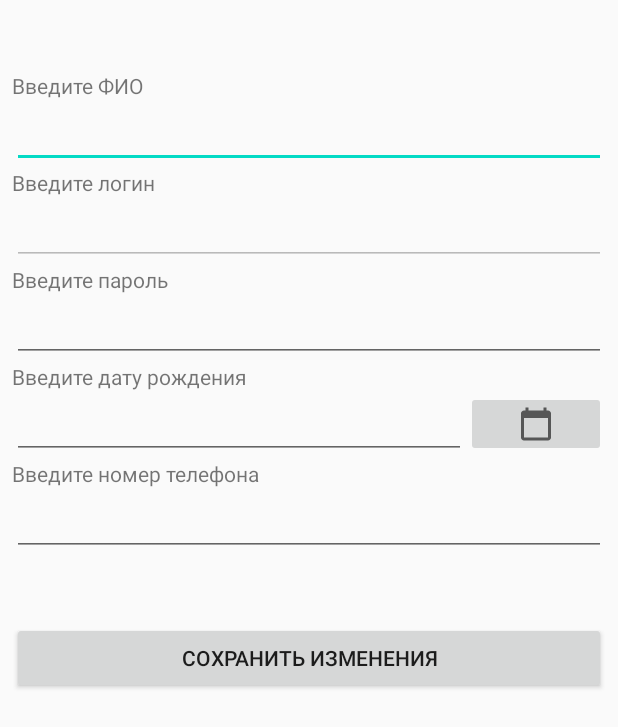
After one commit to renhen/mivos, an Android app: the layout activity_edit_profile.xml on its own in the app's theme, with its tools: preview values and no code run, on a phone screen of 412 x 824 dp. The commit adds this screen. Shown: the top 727 px of the screen. Run offline under Robolectric (Android 15) with nearby library versions, the phone set to English and light mode, and no system bars.

Commit message:
add edit profile

```diff
--- a/app/src/main/AndroidManifest.xml
+++ b/app/src/main/AndroidManifest.xml
@@ -9,11 +9,9 @@
         android:roundIcon="@mipmap/ic_launcher_round"
         android:supportsRtl="true"
         android:theme="@style/AppTheme">
-        <activity android:name=".RegistrationActivity"></activity>
+        <activity android:name=".EditProfileActivity"></activity>
+        <activity android:name=".RegistrationActivity" />
         <activity android:name=".ActionActivity" />
-        <activity
-            android:name=".MainActivity2"
-            android:label="@string/title_activity_main2" />
         <activity android:name=".MainActivity">
             <intent-filter>
                 <action android:name="android.intent.action.MAIN" />
--- /dev/null
+++ b/app/src/main/res/layout/activity_edit_profile.xml
@@ -0,0 +1,113 @@
+<?xml version="1.0" encoding="utf-8"?>
+<androidx.constraintlayout.widget.ConstraintLayout xmlns:android="http://schemas.android.com/apk/res/android"
+    xmlns:app="http://schemas.android.com/apk/res-auto"
+    xmlns:tools="http://schemas.android.com/tools"
+    android:layout_width="match_parent"
+    android:layout_height="match_parent"
+    tools:context=".EditProfileActivity">
+
+    <LinearLayout
+        android:layout_width="0dp"
+        android:layout_height="729dp"
+        android:layout_marginStart="8dp"
+        android:layout_marginEnd="8dp"
+        android:orientation="vertical"
+        app:layout_constraintBottom_toBottomOf="parent"
+        app:layout_constraintEnd_toEndOf="parent"
+        app:layout_constraintStart_toStartOf="parent"
+        app:layout_constraintTop_toTopOf="parent">
+
+        <TextView
+            android:id="@+id/label_inputName"
+            android:layout_width="match_parent"
+            android:layout_height="wrap_content"
+            android:text="Введите ФИО" />
+
+        <EditText
+            android:id="@+id/editTextTextPersonName_Edit"
+            android:layout_width="match_parent"
+            android:layout_height="wrap_content"
+            android:ems="10"
+            android:inputType="textPersonName" />
+
+        <TextView
+            android:id="@+id/label_inputLogin"
+            android:layout_width="match_parent"
+            android:layout_height="wrap_content"
+            android:text="Введите логин" />
+
+        <EditText
+            android:id="@+id/editTextTextLogin_Edit"
+            android:layout_width="match_parent"
+            android:layout_height="wrap_content"
+            android:ems="10"
+            android:enabled="false"
+            android:inputType="textShortMessage|text" />
+
+        <TextView
+            android:id="@+id/label_inputpassword"
+            android:layout_width="match_parent"
+            android:layout_height="wrap_content"
+            android:text="@string/label_inputpassword" />
+
+        <EditText
+            android:id="@+id/editTextTextPassword_Edit"
+            android:layout_width="match_parent"
+            android:layout_height="wrap_content"
+            android:ems="10"
+            android:inputType="textPassword" />
+
+        <TextView
+            android:id="@+id/label_inputBirthdate"
+            android:layout_width="match_parent"
+            android:layout_height="wrap_content"
+            android:text="@string/label_inputBirthdate" />
+
+        <LinearLayout
+            android:layout_width="match_parent"
+            android:layout_height="wrap_content"
+            android:orientation="horizontal">
+
+            <EditText
+                android:id="@+id/editTextDate_Edit"
+                android:layout_width="wrap_content"
+                android:layout_height="wrap_content"
+                android:layout_weight="2"
+                android:ems="10"
+                android:editable="false" />
+
+            <ImageButton
+                android:id="@+id/imageButton20"
+                android:layout_width="wrap_content"
+                android:layout_height="wrap_content"
+                android:layout_weight="1"
+                android:onClick="birthdateClicked"
+                app:srcCompat="@drawable/ic_baseline_calendar_today_24"/>
+        </LinearLayout>
+
+        <TextView
+            android:id="@+id/label_inputPhone"
+            android:layout_width="match_parent"
+            android:layout_height="wrap_content"
+            android:text="@string/label_inputPhone" />
+
+        <EditText
+            android:id="@+id/editTextPhone_Edit"
+            android:layout_width="match_parent"
+            android:layout_height="wrap_content"
+            android:ems="10"
+            android:inputType="phone" />
+
+        <Space
+            android:layout_width="match_parent"
+            android:layout_height="44dp" />
+
+        <Button
+            android:id="@+id/btn_continueRegistration"
+            android:layout_width="match_parent"
+            android:layout_height="wrap_content"
+            android:onClick="saveProfile"
+            android:text="@string/btn_continueRegistration" />
+    </LinearLayout>
+
+</androidx.constraintlayout.widget.ConstraintLayout>
--- a/app/src/main/res/values/strings.xml
+++ b/app/src/main/res/values/strings.xml
@@ -17,4 +17,5 @@
     <string name="label_inputpassword">Введите пароль</string>
     <string name="label_inputBirthdate">Введите дату рождения</string>
     <string name="label_inputPhone">Введите номер телефона</string>
+    <string name="btn_continueRegistration">Сохранить изменения</string>
 </resources>
```
Also changed, not shown: app/src/main/java/com/renhen/optical_shop/ActionActivity.java (+7 -0 lines), app/src/main/java/com/renhen/optical_shop/EditProfileActivity.java (added, +144 -0 lines), app/src/main/java/com/renhen/optical_shop/MainActivity2.java (deleted, +0 -30 lines), app/src/main/java/com/renhen/optical_shop/RegistrationActivity.java (+23 -2 lines), app/src/main/java/com/renhen/optical_shop/ui/dashboard/DashboardFragment.java (deleted, +0 -35 lines), app/src/main/java/com/renhen/optical_shop/ui/dashboard/DashboardViewModel.java (deleted, +0 -19 lines), app/src/main/java/com/renhen/optical_shop/ui/home/HomeFragment.java (deleted, +0 -35 lines), app/src/main/java/com/renhen/optical_shop/ui/home/HomeViewModel.java (deleted, +0 -19 lines), app/src/main/java/com/renhen/optical_shop/ui/notifications/NotificationsFragment.java (deleted, +0 -35 lines), app/src/main/java/com/renhen/optical_shop/ui/notifications/NotificationsViewModel.java (deleted, +0 -19 lines), app/src/main/res/layout/activity_main.xml (+7 -7 lines), app/src/main/res/layout/activity_main2.xml (deleted, +0 -33 lines), app/src/main/res/layout/fragment_dashboard.xml (deleted, +0 -22 lines), app/src/main/res/layout/fragment_home.xml (deleted, +0 -22 lines), 1 more files.
